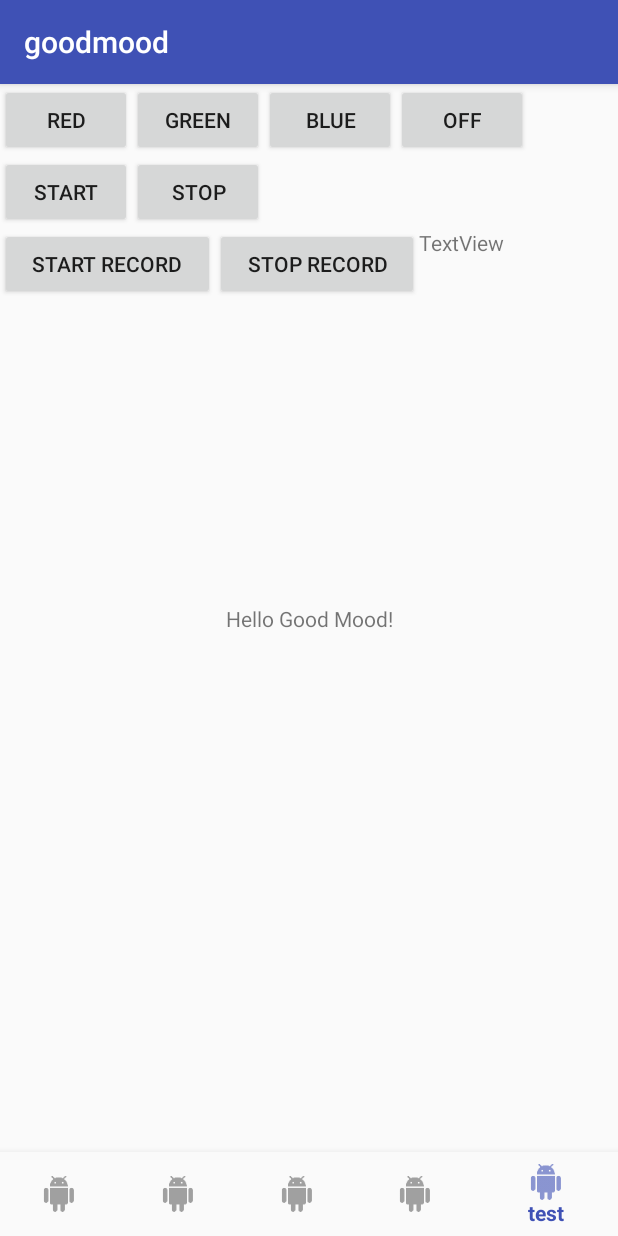
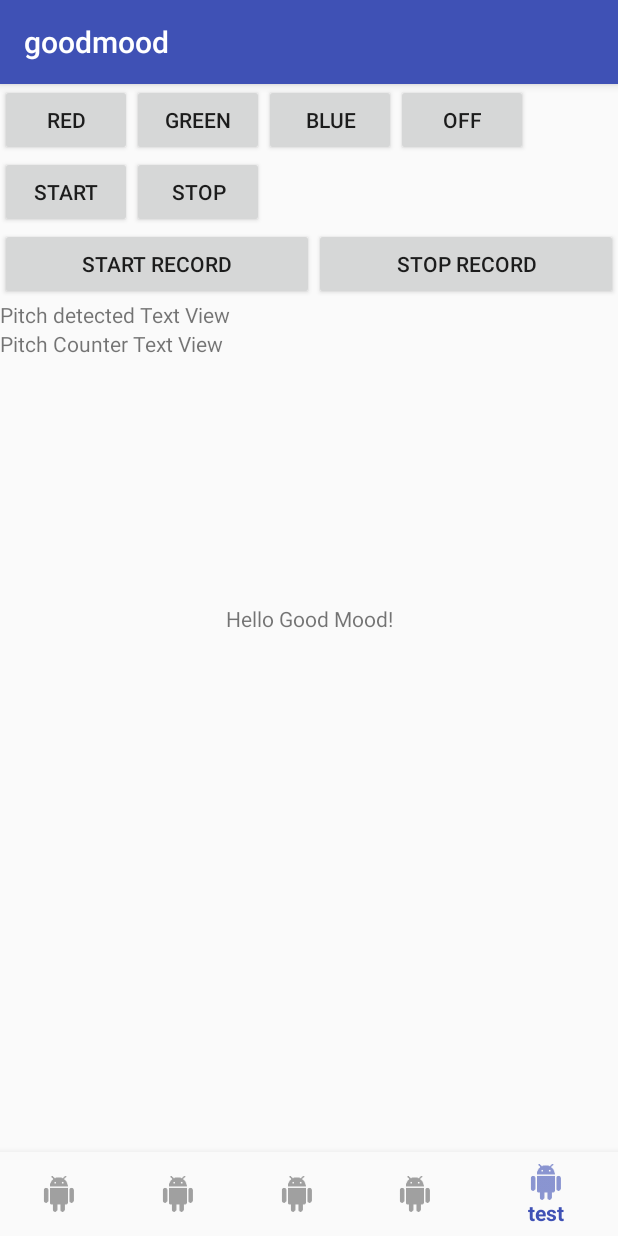
Before and after one commit to vvtyutin/goodmood, an Android app: the screen it shows after launch (HomeActivity), on a phone screen of 412 x 824 dp. Run offline under Robolectric (Android 15) with nearby library versions, the light colour scheme and no system bars; 3 statements that could not run were skipped.

Commit message:
1. Was added second drag PitchRecognizer who can send colors to lamp

```diff
--- a/app/src/main/java/com/harman/goodmood/ui/TestFragment.java
+++ b/app/src/main/java/com/harman/goodmood/ui/TestFragment.java
@@ -24,12 +24,12 @@ import goodmood.harman.com.goodmood.R;
 
 public class TestFragment extends Fragment implements SpeachRecognizerListener, PitchRecognizerManager.PitchRecognizerListener {
 
-    private static final int SAMPLE_RATE = 16000;
     private final int MY_PERMISSIONS_RECORD_AUDIO = 1;
     private SmartBulbManager mBulbManager;
     private SpeachRecognizerManager mSpeachManager;
     private TextView mSpeachTextView;
     private TextView mPitchTextView;
+    private TextView mPitchCounterTextView;
     private Button mStartRecordButton;
     private Button mStopRecordButton;
 
@@ -40,7 +40,7 @@ public class TestFragment extends Fragment implements SpeachRecognizerListener,
         mBulbManager = SmartBulbManager.getInstance(getActivity());
         mSpeachManager = SpeachRecognizerManager.getInstance(getActivity());
         mSpeachManager.addListener(this);
-
+        PitchRecognizerManager.getInstance(getActivity()).addListener(this);
     }
 
     @Nullable
@@ -51,6 +51,7 @@ public class TestFragment extends Fragment implements SpeachRecognizerListener,
         mPitchTextView = (TextView) view.findViewById(R.id.pitchHzID);
         mStartRecordButton = (Button) view.findViewById(R.id.start_record_button_id);
         mStopRecordButton = (Button) view.findViewById(R.id.stop_record_button_id);
+        mPitchCounterTextView = (TextView) view.findViewById(R.id.pitchCounterTextView);
 
         view.findViewById(R.id.redButton).setOnClickListener(new View.OnClickListener() {
             @Override
@@ -190,15 +191,6 @@ public class TestFragment extends Fragment implements SpeachRecognizerListener,
 
     }
 
-    public void processPitch(float pitchInHz) {
-
-        mPitchTextView.setText("" + pitchInHz + " Hz");
-    }
-
-    public void processPitch(double averPinch, int count) {
-        mPitchTextView.setText("" + averPinch + " Hz; Count: " + count);
-    }
-
     private void requestAudioPermissions() {
         if (ContextCompat.checkSelfPermission(getActivity(),
                 Manifest.permission.RECORD_AUDIO)
@@ -243,23 +235,23 @@ public class TestFragment extends Fragment implements SpeachRecognizerListener,
         }
     }
 
-
     @Override
-    public void onPitchChanged(final float pitch) {
+    public void onPitchCounterInSeconds(final int counter, final int seconds) {
         getActivity().runOnUiThread(new Runnable() {
             @Override
             public void run() {
-//                processPitch(pitch);
+                mPitchCounterTextView.setText("" + counter + " pitch(es) in " + seconds + " seconds");
             }
         });
     }
 
     @Override
-    public void onBitPerMinutes(final double averagePinch, final int numberOfPinchInSecond) {
+    public void onPitchResultChanged(final float pitch, final double timeStamp, final float probability, final double rms) {
         getActivity().runOnUiThread(new Runnable() {
             @Override
             public void run() {
-                processPitch(averagePinch, numberOfPinchInSecond);
+                String message = String.format("Pitch detected at %.2fs: %.2fHz ( %.2f probability, RMS: %.5f )\n", timeStamp, pitch, probability, rms);
+                mPitchTextView.setText(message);
             }
         });
     }
--- a/app/src/main/res/layout/activity_main.xml
+++ b/app/src/main/res/layout/activity_main.xml
@@ -19,6 +19,7 @@
     <LinearLayout android:orientation="vertical"
         android:layout_width="match_parent"
         android:layout_height="match_parent">
+
         <LinearLayout
             android:layout_width="match_parent"
             android:layout_height="wrap_content"
@@ -79,22 +80,34 @@
                 android:layout_weight="1"
                 android:text="Stop Record" />
 
+        </LinearLayout>
+
+        <LinearLayout
+            android:layout_width="match_parent"
+            android:layout_height="wrap_content"
+            android:orientation="horizontal">
+
             <TextView
                 android:id="@+id/pitchHzID"
+                android:layout_width="match_parent"
+                android:layout_height="wrap_content"
+                android:layout_weight="1"
+                android:text="Pitch detected Text View" />
+        </LinearLayout>
+
+        <LinearLayout
+            android:layout_width="match_parent"
+            android:layout_height="wrap_content"
+            android:orientation="horizontal">
+
+            <TextView
+                android:id="@+id/pitchCounterTextView"
                 android:layout_width="wrap_content"
-                android:layout_height="match_parent"
-                android:layout_weight="4"
-                android:text="TextView" />
-
+                android:layout_height="wrap_content"
+                android:layout_weight="1"
+                android:text="Pitch Counter Text View" />
         </LinearLayout>
 
     </LinearLayout>
 
-    <LinearLayout
-        android:layout_width="match_parent"
-        android:layout_height="match_parent"
-        android:orientation="horizontal"
-        tools:layout_editor_absoluteX="8dp"
-        tools:layout_editor_absoluteY="8dp"></LinearLayout>
-
 </android.support.constraint.ConstraintLayout>
```
Also changed, not shown: app/src/main/java/com/harman/goodmood/recognizer/PitchRecognizerManager.java (+57 -17 lines).
